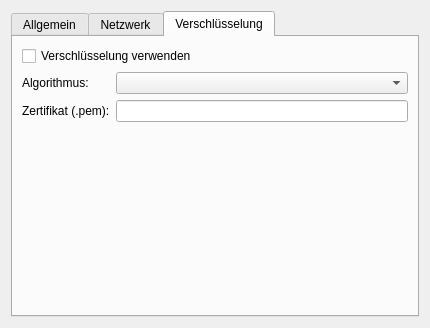
Qt form src/Configuration/networksettingsdlg.ui (KDE/simon) before a commit.
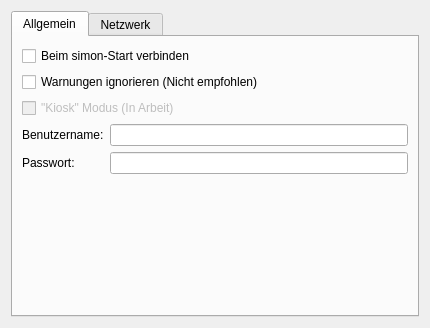
The same form after that commit. The open tabs and pages were chosen to show the change. Icons and pictures are not drawn. Custom widgets are drawn as their Qt base class.

Diff of the .ui file:
```diff
--- a/src/Configuration/networksettingsdlg.ui
+++ b/src/Configuration/networksettingsdlg.ui
@@ -29,7 +29,7 @@
         <x>0</x>
         <y>0</y>
         <width>410</width>
-        <height>281</height>
+        <height>279</height>
        </rect>
       </property>
       <attribute name="title" >
@@ -128,6 +128,13 @@
        <string>Netzwerk</string>
       </attribute>
       <layout class="QVBoxLayout" >
+       <item>
+        <widget class="QCheckBox" name="cbUseEncryption" >
+         <property name="text" >
+          <string>Verschlüsselung verwenden</string>
+         </property>
+        </widget>
+       </item>
        <item>
         <layout class="QHBoxLayout" >
          <item>
@@ -260,80 +267,11 @@
        </item>
       </layout>
      </widget>
-     <widget class="QWidget" name="tbEncryption" >
-      <property name="geometry" >
-       <rect>
-        <x>0</x>
-        <y>0</y>
-        <width>410</width>
-        <height>281</height>
-       </rect>
-      </property>
-      <attribute name="title" >
-       <string>Verschlüsselung</string>
-      </attribute>
-      <layout class="QGridLayout" >
-       <item row="0" column="0" colspan="2" >
-        <widget class="QCheckBox" name="cbUseEncryption" >
-         <property name="text" >
-          <string>Verschlüsselung verwenden</string>
-         </property>
-        </widget>
-       </item>
-       <item row="1" column="0" >
-        <widget class="QLabel" name="lbCipher" >
-         <property name="text" >
-          <string>Algorithmus:</string>
-         </property>
-         <property name="buddy" >
-          <cstring>cbCipher</cstring>
-         </property>
-        </widget>
-       </item>
-       <item row="1" column="1" >
-        <widget class="QComboBox" name="cbCipher" />
-       </item>
-       <item row="2" column="0" >
-        <widget class="QLabel" name="lbCert" >
-         <property name="text" >
-          <string>Zertifikat (.pem):</string>
-         </property>
-         <property name="buddy" >
-          <cstring>leCert</cstring>
-         </property>
-        </widget>
-       </item>
-       <item row="2" column="1" >
-        <widget class="SimonFileSelector" name="leCert" />
-       </item>
-       <item row="3" column="1" >
-        <spacer>
-         <property name="orientation" >
-          <enum>Qt::Vertical</enum>
-         </property>
-         <property name="sizeHint" stdset="0" >
-          <size>
-           <width>20</width>
-           <height>40</height>
-          </size>
-         </property>
-        </spacer>
-       </item>
-      </layout>
-     </widget>
     </widget>
    </item>
   </layout>
  </widget>
  <customwidgets>
-  <customwidget>
-   <class>SimonFileSelector</class>
-   <extends>QLineEdit</extends>
-   <header>simonfileselector.h</header>
-   <slots>
-    <signal>urlChanged()</signal>
-   </slots>
-  </customwidget>
   <customwidget>
    <class>SimonTableWidget</class>
    <extends>QTableWidget</extends>
```
Left out of the diff: 127 changed lines with no effect on the pictures.
